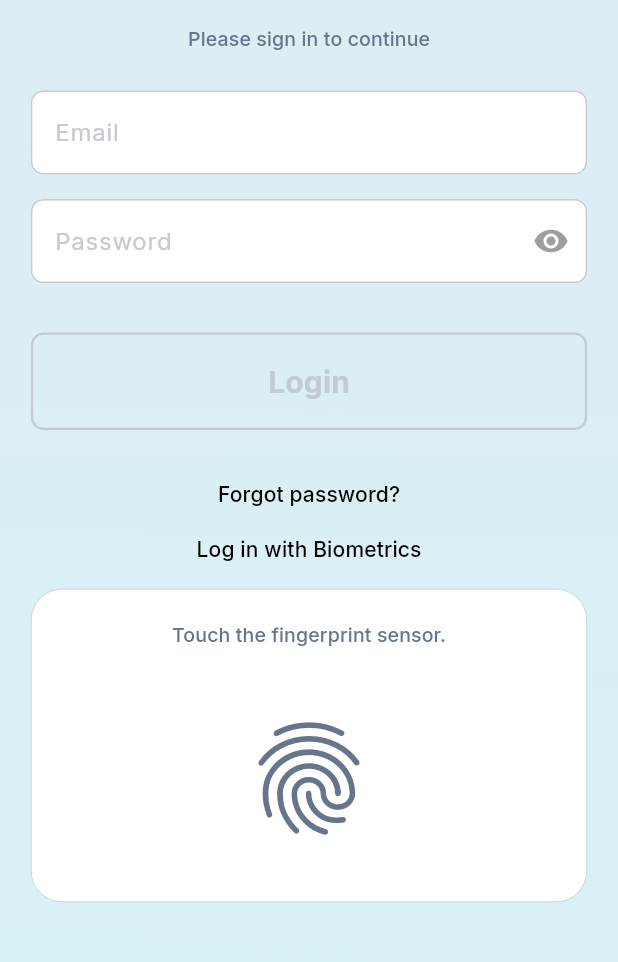
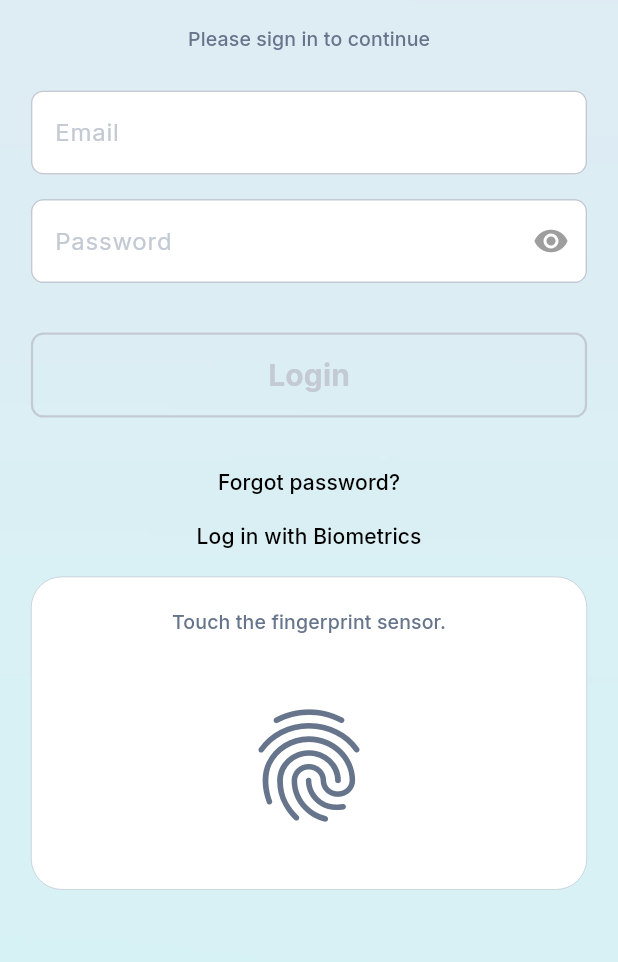
Before and after one commit to KelvinJC/slts-clone, a Flutter app: the FingerprintLoginScreen screen opened by its route, on a phone screen of 412 x 824 dp, the part 241-1203 px from its top. Run offline on Flutter 3.47's test engine with Material 3 defaults, Android fonts, the phone set to English and light mode, and no system bars; our stand-ins replace connectivity_plus, dio, equatable, flutter_dotenv, flutter_riverpod, flutter_secure_storage and 4 more; missing offline and left inert: background_fetch; accounts and stored records are empty; generated files the repository leaves out were written again; statements that could not run were skipped.

Commit message:
Reduce padding on button

```diff
--- a/lib/features/auth/presentation/screens/fingerprint_login_screen.dart
+++ b/lib/features/auth/presentation/screens/fingerprint_login_screen.dart
@@ -115,8 +115,7 @@ class FingerprintLoginScreen extends ConsumerWidget {
                       padding: EdgeInsets.symmetric(horizontal: wp(5)),
                       child: Container(
                         width: double.infinity,
-                        padding: EdgeInsets.symmetric(vertical: wp(4)),
-
+                        padding: EdgeInsets.symmetric(vertical: wp(3)),
                         decoration: BoxDecoration(
                           // color: Colors.grey[400],
                           borderRadius: BorderRadius.circular(wp(2)),
```
